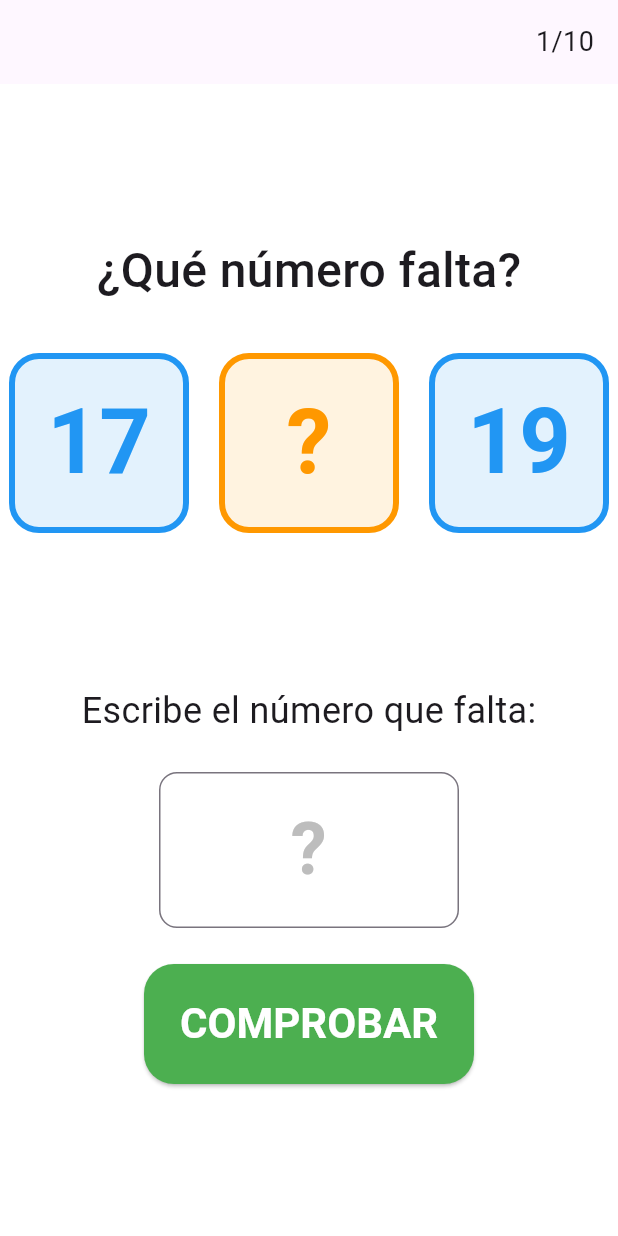
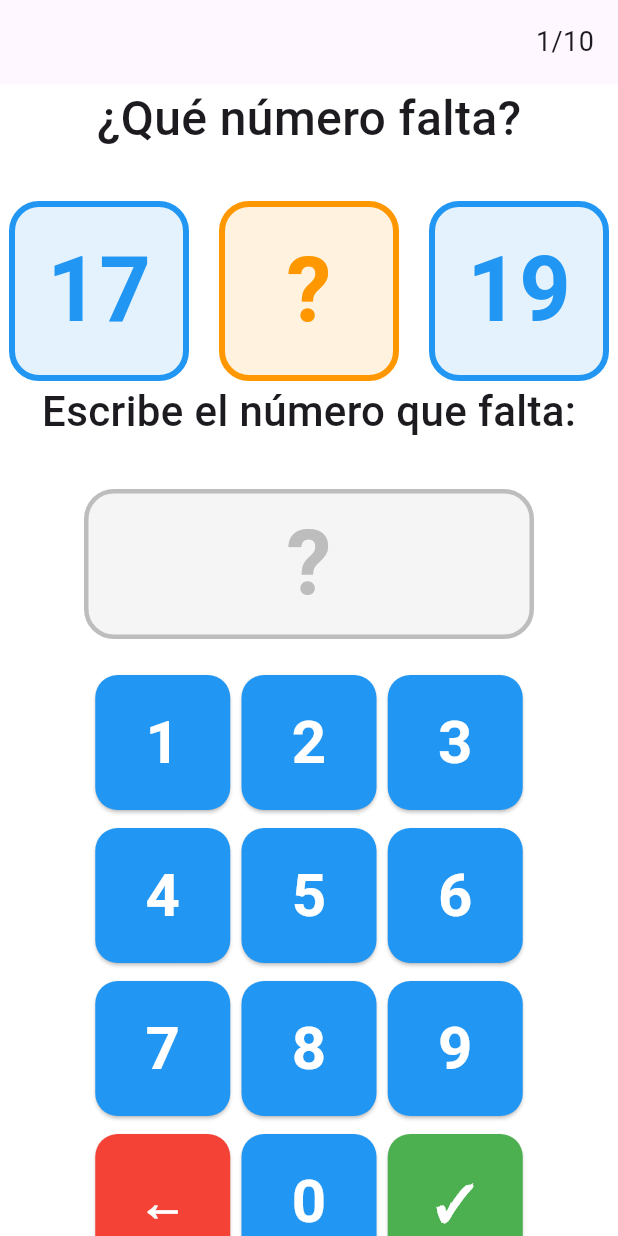
Before and after one commit to Vicmarcp/edumetrics-tfg, a Flutter app: the SequenceActivityScreen widget shown alone on an empty page, opened directly with empty values, on a phone screen of 412 x 824 dp. Run offline on Flutter 3.47's test engine with Material 3 defaults, Android fonts, the light colour scheme and no system bars; our stand-ins replace cloud_firestore, firebase_auth, firebase_core; accounts and stored records are empty; generated files the repository leaves out were written again.

Commit message:
Merge remote-tracking branch 'origin/master'

```diff
--- a/lib/screens/pizarra/sequence_activity_screen.dart
+++ b/lib/screens/pizarra/sequence_activity_screen.dart
@@ -1,6 +1,7 @@
 import 'package:flutter/material.dart';
 import 'dart:math';
 import 'base_activity_screen.dart';
+import '../../widgets/numeric_keypad.dart';
 
 class SequenceActivityScreen extends BaseActivityScreen {
   const SequenceActivityScreen({
@@ -14,19 +15,6 @@ class SequenceActivityScreen extends BaseActivityScreen {
 }
 
 class _SequenceActivityState extends BaseActivityState<SequenceActivityScreen> {
-  final TextEditingController _answerController = TextEditingController();
-
-  @override
-  void dispose() {
-    _answerController.dispose();
-    super.dispose();
-  }
-
-  @override
-  void startQuestion() {
-    super.startQuestion();
-    _answerController.clear();
-  }
 
   @override
   List<Map<String, dynamic>> generateQuestions() {
@@ -75,41 +63,13 @@ class _SequenceActivityState extends BaseActivityState<SequenceActivityScreen> {
       children: [
         const Text(
           'Escribe el número que falta:',
-          style: TextStyle(fontSize: 24),
+          style: TextStyle(fontSize: 28, fontWeight: FontWeight.w500),
         ),
-        const SizedBox(height: 24),
-        Container(
-          width: 200,
-          child: TextField(
-            controller: _answerController,
-            keyboardType: TextInputType.number,
-            textAlign: TextAlign.center,
-            style: const TextStyle(fontSize: 48, fontWeight: FontWeight.bold),
-            decoration: InputDecoration(
-              border: OutlineInputBorder(
-                borderRadius: BorderRadius.circular(12),
-                borderSide: const BorderSide(width: 3),
-              ),
-              hintText: '?',
-              hintStyle: TextStyle(color: Colors.grey[400]),
-            ),
-            enabled: !showFeedback,
-            onSubmitted: (_) => _submitAnswer(),
-          ),
-        ),
-        const SizedBox(height: 24),
-        ElevatedButton(
-          onPressed: showFeedback ? null : _submitAnswer,
-          style: ElevatedButton.styleFrom(
-            minimumSize: const Size(200, 80),
-            backgroundColor: Colors.green,
-            foregroundColor: Colors.white,
-            textStyle: const TextStyle(fontSize: 28, fontWeight: FontWeight.bold),
-            shape: RoundedRectangleBorder(
-              borderRadius: BorderRadius.circular(20),
-            ),
-          ),
-          child: const Text('COMPROBAR'),
+        const SizedBox(height: 32),
+        NumericKeypad(
+          maxDigits: 2, // Secuencia puede tener números hasta 20 (2 dígitos)
+          onSubmit: (value) => handleAnswer(value),
+          showDecenas: false, // Por ahora sin color naranja
         ),
       ],
     );
@@ -123,16 +83,6 @@ class _SequenceActivityState extends BaseActivityState<SequenceActivityScreen> {
     } catch (e) {
       return false;
     }
-  }
-
-  void _submitAnswer() {
-    if (_answerController.text.trim().isEmpty) {
-      ScaffoldMessenger.of(context).showSnackBar(
-        const SnackBar(content: Text('Por favor escribe un número')),
-      );
-      return;
-    }
-    handleAnswer(_answerController.text.trim());
   }
 
   Widget _buildNumberCard(String text, {bool isQuestion = false}) {
--- /dev/null
+++ b/lib/widgets/numeric_keypad.dart
@@ -0,0 +1,169 @@
+import 'package:flutter/material.dart';
+
+class NumericKeypad extends StatefulWidget {
+  final int maxDigits; // 1 para unidades, 2 para decenas+unidades
+  final Function(String) onSubmit;
+  final bool showDecenas; // Si true, colorea primer dígito naranja
+
+  const NumericKeypad({
+    super.key,
+    required this.maxDigits,
+    required this.onSubmit,
+    this.showDecenas = false,
+  });
+
+  @override
+  State<NumericKeypad> createState() => _NumericKeypadState();
+}
+
+class _NumericKeypadState extends State<NumericKeypad> {
+  String _currentValue = '';
+
+  void _onNumberPressed(int number) {
+    if (_currentValue.length < widget.maxDigits) {
+      setState(() {
+        _currentValue += number.toString();
+      });
+    }
+  }
+
+  void _onDelete() {
+    if (_currentValue.isNotEmpty) {
+      setState(() {
+        _currentValue = _currentValue.substring(0, _currentValue.length - 1);
+      });
+    }
+  }
+
+  void _onSubmit() {
+    if (_currentValue.isNotEmpty) {
+      widget.onSubmit(_currentValue);
+      setState(() {
+        _currentValue = '';
+      });
+    }
+  }
+
+  Color _getDigitColor(int index) {
+    // Si es el primer dígito y showDecenas está activo → naranja
+    if (index == 0 && widget.showDecenas && _currentValue.length > 1) {
+      return Colors.orange;
+    }
+    // Resto de dígitos (unidades) → azul estándar por ahora
+    return Colors.blue;
+  }
+
+  @override
+  Widget build(BuildContext context) {
+    return Column(
+      mainAxisSize: MainAxisSize.min,
+      children: [
+        // Display del número construido
+        Container(
+          width: 300,
+          height: 100,
+          margin: const EdgeInsets.only(bottom: 24),
+          decoration: BoxDecoration(
+            color: Colors.grey.shade100,
+            borderRadius: BorderRadius.circular(20),
+            border: Border.all(color: Colors.grey.shade400, width: 3),
+          ),
+          child: Center(
+            child: _currentValue.isEmpty
+                ? Text(
+              '?',
+              style: TextStyle(
+                fontSize: 60,
+                fontWeight: FontWeight.bold,
+                color: Colors.grey.shade400,
+              ),
+            )
+                : Row(
+              mainAxisAlignment: MainAxisAlignment.center,
+              children: _currentValue.split('').asMap().entries.map((entry) {
+                return Text(
+                  entry.value,
+                  style: TextStyle(
+                    fontSize: 60,
+                    fontWeight: FontWeight.bold,
+                    color: _getDigitColor(entry.key),
+                  ),
+                );
+              }).toList(),
+            ),
+          ),
+        ),
+
+        // Grid numérico 3x4
+        SizedBox(
+          width: 300,
+          child: Column(
+            children: [
+              // Fila 1-2-3
+              Row(
+                mainAxisAlignment: MainAxisAlignment.spaceEvenly,
+                children: [
+                  _buildKey('1', () => _onNumberPressed(1)),
+                  _buildKey('2', () => _onNumberPressed(2)),
+                  _buildKey('3', () => _onNumberPressed(3)),
+                ],
+              ),
+              const SizedBox(height: 12),
+
+              // Fila 4-5-6
+              Row(
+                mainAxisAlignment: MainAxisAlignment.spaceEvenly,
+                children: [
+                  _buildKey('4', () => _onNumberPressed(4)),
+                  _buildKey('5', () => _onNumberPressed(5)),
+                  _buildKey('6', () => _onNumberPressed(6)),
+                ],
+              ),
+              const SizedBox(height: 12),
+
+              // Fila 7-8-9
+              Row(
+                mainAxisAlignment: MainAxisAlignment.spaceEvenly,
+                children: [
+                  _buildKey('7', () => _onNumberPressed(7)),
+                  _buildKey('8', () => _onNumberPressed(8)),
+                  _buildKey('9', () => _onNumberPressed(9)),
+                ],
+              ),
+              const SizedBox(height: 12),
+
+              // Fila Borrar-0-Confirmar
+              Row(
+                mainAxisAlignment: MainAxisAlignment.spaceEvenly,
+                children: [
+                  _buildKey('←', _onDelete, isAction: true, color: Colors.red),
+                  _buildKey('0', () => _onNumberPressed(0)),
+                  _buildKey('✓', _onSubmit, isAction: true, color: Colors.green),
+                ],
+              ),
+            ],
+          ),
+        ),
+      ],
+    );
+  }
+
+  Widget _buildKey(String label, VoidCallback onPressed, {bool isAction = false, Color? color}) {
+    return ElevatedButton(
+      onPressed: onPressed,
+      style: ElevatedButton.styleFrom(
+        minimumSize: const Size(90, 90),
+        backgroundColor: color ?? Colors.blue,
+        foregroundColor: Colors.white,
+        textStyle: TextStyle(
+          fontSize: isAction ? 32 : 40,
+          fontWeight: FontWeight.bold,
+        ),
+        shape: RoundedRectangleBorder(
+          borderRadius: BorderRadius.circular(15),
+        ),
+      ),
+      child: Text(label),
+    );
+  }
+}
```
